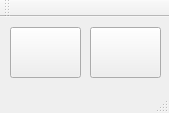
Old version of the form SoundProcessingLab1/mainwindow.ui in the repository MateuszAndrzejewski/SoundProcessingLab1.
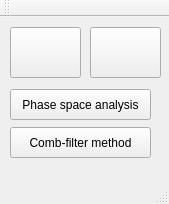
New version of the form. Icons and pictures are not drawn.

Commit message:
Added reading wav data
- reads header data of the .wav file
- reads data of the .wav file (not working properly)

Diff of the .ui file:
```diff
--- a/SoundProcessingLab1/mainwindow.ui
+++ b/SoundProcessingLab1/mainwindow.ui
@@ -7,7 +7,7 @@
     <x>0</x>
     <y>0</y>
     <width>169</width>
-    <height>113</height>
+    <height>204</height>
    </rect>
   </property>
   <property name="windowTitle">
@@ -60,6 +60,32 @@
      </size>
     </property>
    </widget>
+   <widget class="QPushButton" name="psa_pushButton">
+    <property name="geometry">
+     <rect>
+      <x>10</x>
+      <y>72</y>
+      <width>141</width>
+      <height>31</height>
+     </rect>
+    </property>
+    <property name="text">
+     <string>Phase space analysis</string>
+    </property>
+   </widget>
+   <widget class="QPushButton" name="combf_pushButton">
+    <property name="geometry">
+     <rect>
+      <x>10</x>
+      <y>110</y>
+      <width>141</width>
+      <height>31</height>
+     </rect>
+    </property>
+    <property name="text">
+     <string>Comb-filter method</string>
+    </property>
+   </widget>
   </widget>
   <widget class="QMenuBar" name="menuBar">
    <property name="geometry">
```
The commit also changes 2 other files.
